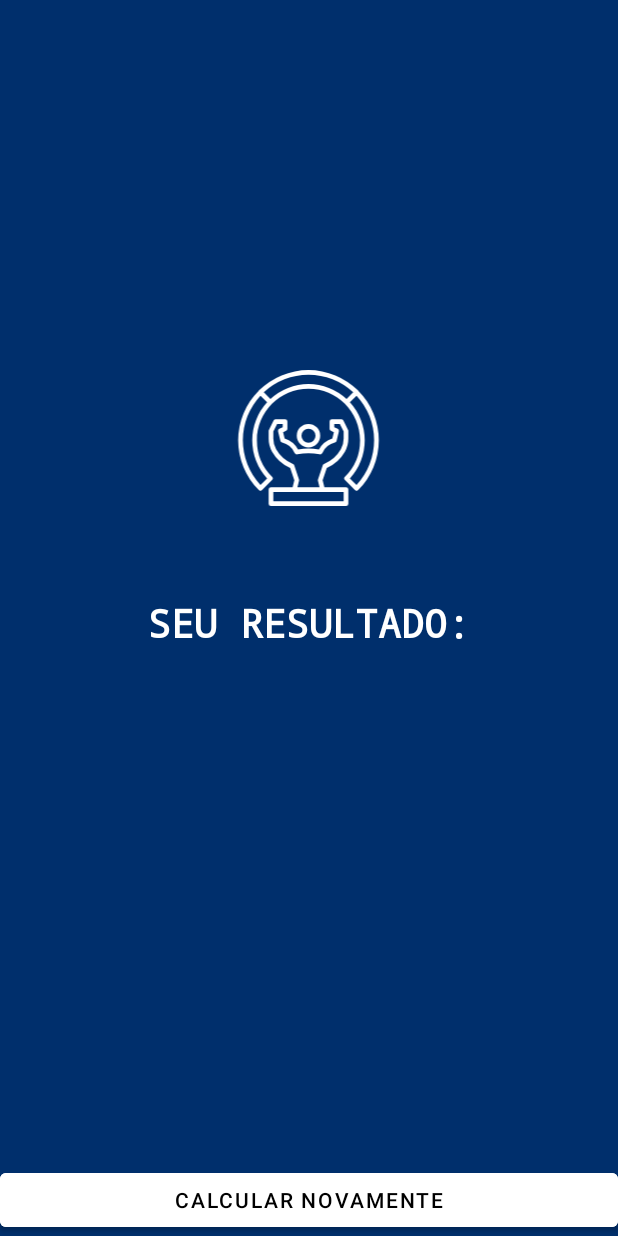
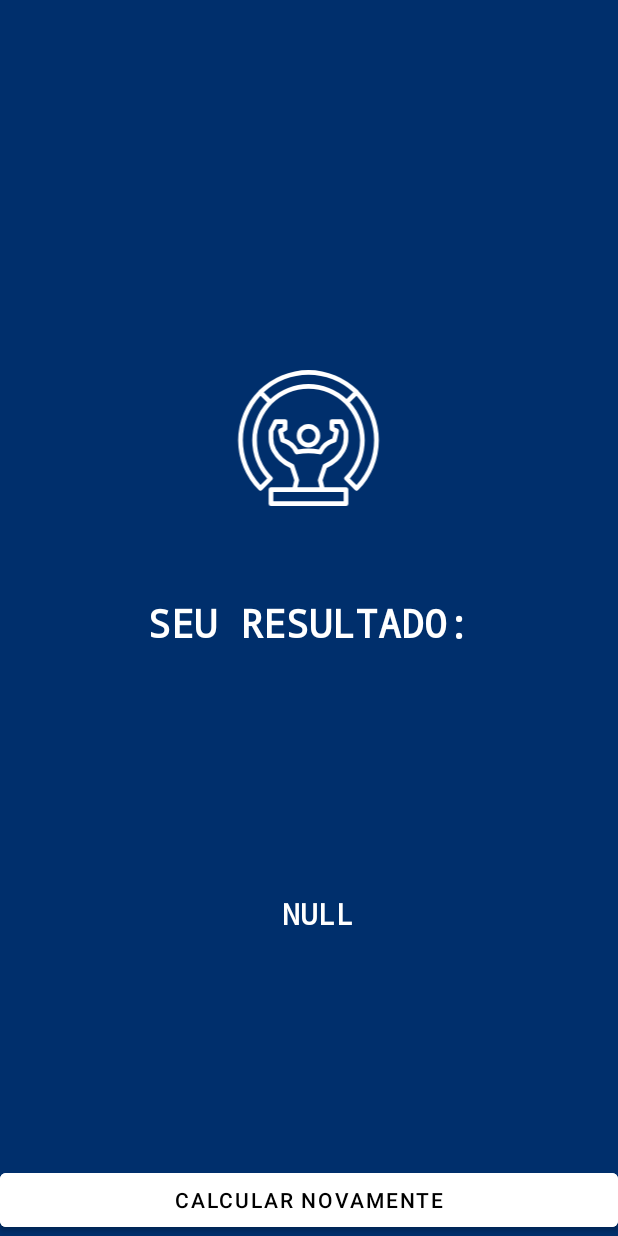
Before and after one commit to Giuzntt/projeto-imc, an Android app: the DadosActivity screen opened directly, with no data from a screen before it, on a phone screen of 412 x 824 dp. Run offline under Robolectric (Android 15) with nearby library versions, the phone set to English and light mode, and no system bars; 1 statement that could not run was skipped.

Commit message:
Versão Final do APP de IMC
Versão final do aplicativo de Cálculo de IMC(Indíce de Massa Corporal)

```diff
--- a/Aplicativo +IMC/app/src/main/java/com/example/imc/DadosActivity.kt
+++ b/Aplicativo +IMC/app/src/main/java/com/example/imc/DadosActivity.kt
@@ -4,7 +4,6 @@ package com.example.imc
 import android.content.Intent
 import androidx.appcompat.app.AppCompatActivity
 import android.os.Bundle
-import android.util.Log
 import android.widget.Button
 import android.widget.TextView
 import com.example.imc.MainActivity.Companion.KEY_INTENT_DATA
@@ -19,18 +18,38 @@ class DadosActivity : AppCompatActivity() {
         val df = DecimalFormat("#.00")
         val result = intent.getParcelableExtra<DataResult>(KEY_INTENT_DATA)
         val textView= findViewById<TextView>(R.id.tzResult)
+        val textView2= findViewById<TextView>(R.id.tzChecar)
+        //RESULTADO DO IMC
+        val imcResp = getString(R.string.imc_dados) +   df.format(result?.resultado) + "\n"
+        textView.text = imcResp
+        //VARIAVEL QUE RECEBE O IMC E INDICA NA CHECAGEM
+        val checarIMC = " " + result?.let { ChecaIMC(it.resultado)}
+        textView2.text = checarIMC
 
 
-        val imcResp = "IMC: " +   df.format(result?.resultado) + "\n"
-        textView.text = imcResp
+        //Botao de voltar
+        val voltar = findViewById<Button>(R.id.btVoltarP)
 
-        val voltar = findViewById<Button>(R.id.btVoltarP)
 
         voltar.setOnClickListener {
             val intent = Intent(this@DadosActivity,
                     MainActivity::class.java)
             startActivity(intent)
+
+
         }
+        }
+
+        //Checagem do IMC
+        private fun ChecaIMC(n: Double): String {
+            return when(n){
+                in 00.0..19.5 -> getString(R.string.abaixodopeso)
+                in 19.5..26.4 ->getString(R.string.pesoideal)
+                in 26.4..31.0 ->getString(R.string.acimadopeso)
+                else ->getString(R.string.obeso)
+            }
+
+
         }
 
 
@@ -38,5 +57,4 @@ class DadosActivity : AppCompatActivity() {
 
 
 
-
 }
--- a/Aplicativo +IMC/app/src/main/res/layout/activity_dados.xml
+++ b/Aplicativo +IMC/app/src/main/res/layout/activity_dados.xml
@@ -60,6 +60,23 @@
             app:layout_constraintStart_toStartOf="parent"
             app:layout_constraintTop_toBottomOf="@id/tvResultado"
             app:layout_constraintVertical_bias="0.186" />
+        <TextView
+            android:id="@+id/tzChecar"
+            android:layout_width="match_parent"
+            android:layout_height="wrap_content"
+            android:layout_marginHorizontal="50dp"
+            android:layout_marginVertical="15dp"
+            android:fontFamily="monospace"
+            android:textAlignment="center"
+            android:textAllCaps="true"
+            android:textColor="@color/white"
+            android:textSize="20sp"
+            android:textStyle="bold"
+            app:layout_constraintBottom_toBottomOf="parent"
+            app:layout_constraintStart_toEndOf="parent"
+            app:layout_constraintStart_toStartOf="parent"
+            app:layout_constraintTop_toBottomOf="@id/tzResult"
+            app:layout_constraintVertical_bias="0.186" />
         <Button
             android:id="@+id/btVoltarP"
             android:layout_width="0dp"
--- a/Aplicativo +IMC/app/src/main/res/layout/activity_splash.xml
+++ b/Aplicativo +IMC/app/src/main/res/layout/activity_splash.xml
@@ -32,7 +32,7 @@
         android:fontFamily="monospace"
         android:gravity="center"
         android:padding="30dp"
-        android:text="+IMC"
+        android:text="@string/imc_splash"
         android:textColor="@color/white"
         android:textSize="43dp"
         android:textStyle="bold"
--- a/Aplicativo +IMC/app/src/main/res/values/colors.xml
+++ b/Aplicativo +IMC/app/src/main/res/values/colors.xml
@@ -9,5 +9,5 @@
     <color name="white">#FFFFFFFF</color>
     <color name="lilas">#ba68c8</color>
     <color name="azul">#002f6c</color>
-    <color name="azulclaro">#4f83cc</color>
+    <color name="azulclaro">#5472d3</color>
 </resources>
--- a/Aplicativo +IMC/app/src/main/res/values/strings.xml
+++ b/Aplicativo +IMC/app/src/main/res/values/strings.xml
@@ -10,5 +10,12 @@
     <string name="giulianno_zanetti">Giulianno Zanetti</string>
     <string name="estudante_de_si_buscando_aprofundar_os_conhecimentos_na_rea_de_programa_o_ainda_n_o_tive_uma_experi_ncia_profissional_mas_sou_uma_pessoa_criativa_esfor_ada_com_vontade_de_aprender_busco_um_est_gio_na_rea">Estudante de SI buscando aprofundar os conhecimentos na área de programação, ainda não tive uma experiência profissional, mas sou uma pessoa criativa, esforçada, com vontade de aprender, busco um estágio na área.</string>
     <string name="voltar">VOLTAR</string>
+    <string name="campo_obrigatorio">*OBRIGATÓRIO PREENCHER ESSE CAMPO!</string>
+    <string name="abaixodopeso">Você está abaixo do peso</string>
+    <string name="pesoideal">Você está com peso ideal</string>
+    <string name="acimadopeso">Você está acima do peso</string>
+    <string name="obeso">Você está obeso</string>
+    <string name="imc_dados">\IMC: \</string>
+    <string name="imc_splash">+IMC</string>
 
 </resources>
```
Also changed, not shown: Aplicativo +IMC/app/src/main/java/com/example/imc/MainActivity.kt (+34 -12 lines), 3 other files.
